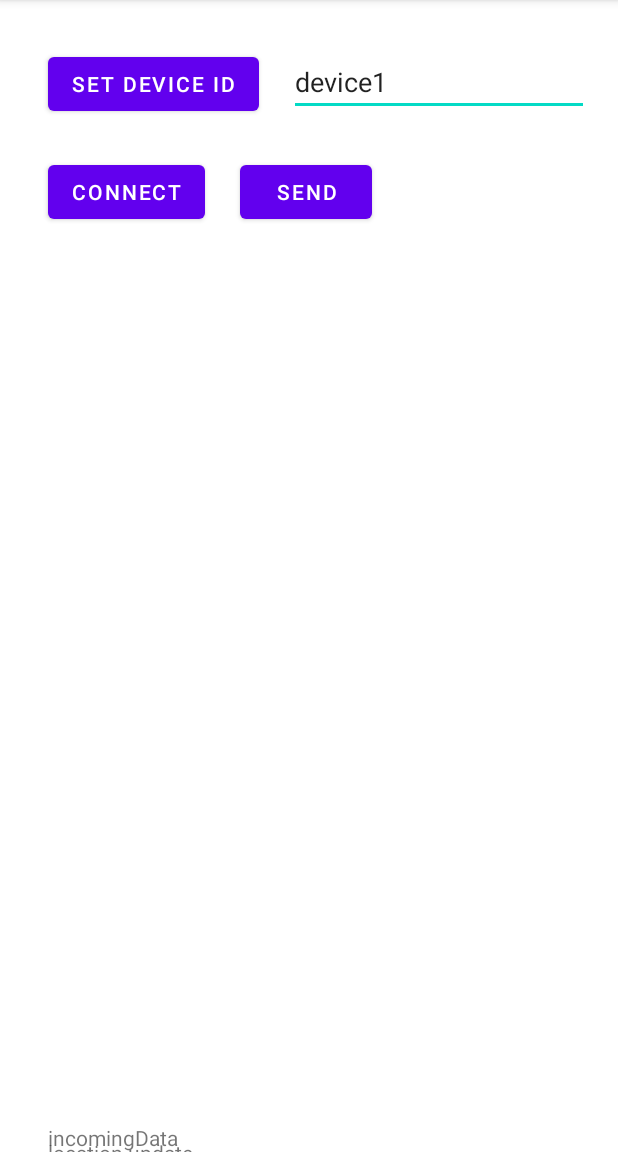
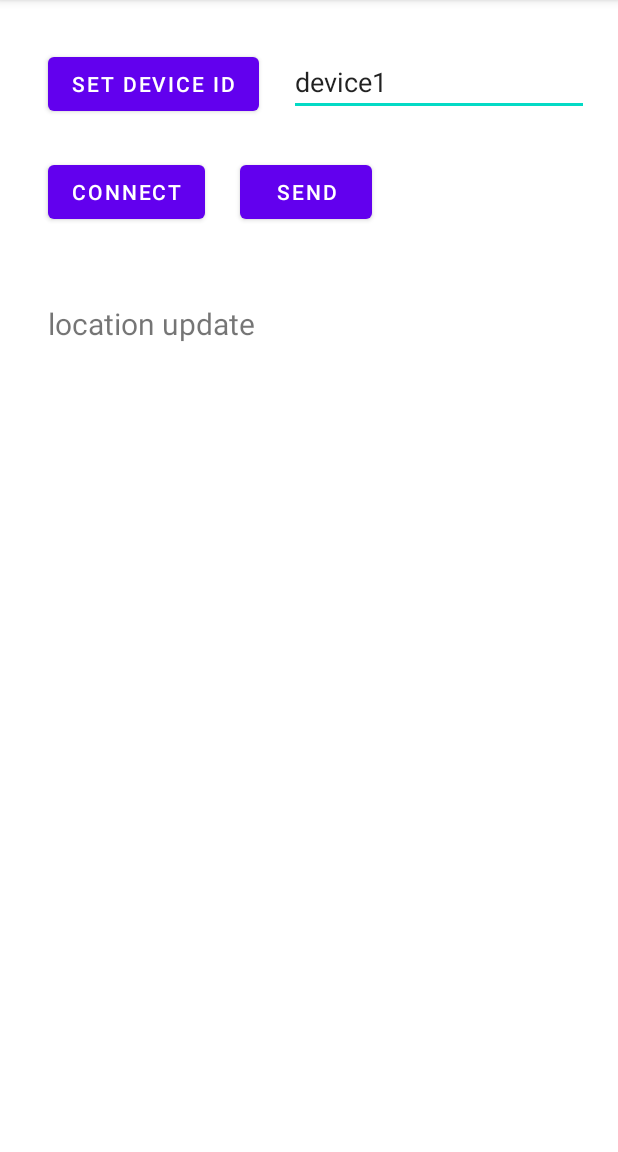
Before and after one commit to gurkanucar/mqtt-example, an Android app: the screen it shows after launch (MainActivity), on a phone screen of 412 x 824 dp, the part 84-1236 px from its top. Run offline under Robolectric (Android 15) with nearby library versions, the phone set to English and light mode, and no system bars.

Commit message:
unused textView removed

```diff
--- a/MqqtMobileClient/app/src/main/java/com/gucardev/mqqtmobileclient/MainActivity.kt
+++ b/MqqtMobileClient/app/src/main/java/com/gucardev/mqqtmobileclient/MainActivity.kt
@@ -30,12 +30,18 @@ class MainActivity : AppCompatActivity() {
 
         binding.buttonSetDeviceId.setOnClickListener {
             deviceId = binding.deviceNameText.text.toString()
+            Log.i("Info", "setDeviceId clicked, deviceId: $deviceId")
         }
 
         binding.buttonConnect.setOnClickListener {
+
             mqttHandler = MqttHandler(this, deviceId)
             mqttHandler.connect { isConnected ->
                 this.isConnected = isConnected
+                Log.i(
+                    "Info",
+                    "buttonConnect clicked, isConnected: $isConnected , deviceId: $deviceId"
+                )
             }
             isConnected = mqttHandler.isConnected
         }
@@ -61,7 +67,7 @@ class MainActivity : AppCompatActivity() {
         if (isConnected) {
             mqttHandler.sendMessage(
                 deviceId,
-                "myTopic",
+                deviceId,
                 "hi from app!",
                 location.latitude.toString(),
                 location.longitude.toString()
--- a/MqqtMobileClient/app/src/main/res/layout/activity_main.xml
+++ b/MqqtMobileClient/app/src/main/res/layout/activity_main.xml
@@ -16,29 +16,32 @@
         app:layout_constraintStart_toEndOf="@+id/buttonSetDeviceId"
         app:layout_constraintTop_toTopOf="parent" />
 
+    <!--    <TextView-->
+<!--        android:id="@+id/incomingData"-->
+<!--        android:layout_width="wrap_content"-->
+<!--        android:layout_height="wrap_content"-->
+<!--        android:layout_marginBottom="276dp"-->
+<!--        android:text="incomingData"-->
+<!--        android:textSize="20sp"-->
+<!--        app:layout_constraintBottom_toBottomOf="parent"-->
+<!--        app:layout_constraintEnd_toEndOf="parent"-->
+<!--        app:layout_constraintHorizontal_bias="0.098"-->
+<!--        app:layout_constraintStart_toStartOf="parent"-->
+<!--        app:layout_constraintTop_toBottomOf="@+id/buttonConnect"-->
+<!--        app:layout_constraintVertical_bias="0.2" />-->
+
     <TextView
         android:id="@+id/locationText"
         android:layout_width="wrap_content"
         android:layout_height="wrap_content"
         android:text="location update"
+        android:textSize="20sp"
         app:layout_constraintBottom_toBottomOf="parent"
         app:layout_constraintEnd_toEndOf="parent"
-        app:layout_constraintHorizontal_bias="0.101"
+        app:layout_constraintHorizontal_bias="0.117"
         app:layout_constraintStart_toStartOf="parent"
-        app:layout_constraintTop_toBottomOf="@+id/incomingData"
-        app:layout_constraintVertical_bias="0.163" />
-
-    <TextView
-        android:id="@+id/incomingData"
-        android:layout_width="wrap_content"
-        android:layout_height="wrap_content"
-        android:text="incomingData"
-        app:layout_constraintBottom_toBottomOf="parent"
-        app:layout_constraintEnd_toEndOf="parent"
-        app:layout_constraintHorizontal_bias="0.098"
-        app:layout_constraintStart_toStartOf="parent"
-        app:layout_constraintTop_toBottomOf="@+id/button"
-        app:layout_constraintVertical_bias="0.148" />
+        app:layout_constraintTop_toBottomOf="@+id/buttonConnect"
+        app:layout_constraintVertical_bias="0.085" />
 
     <Button
         android:id="@+id/buttonConnect"
```
